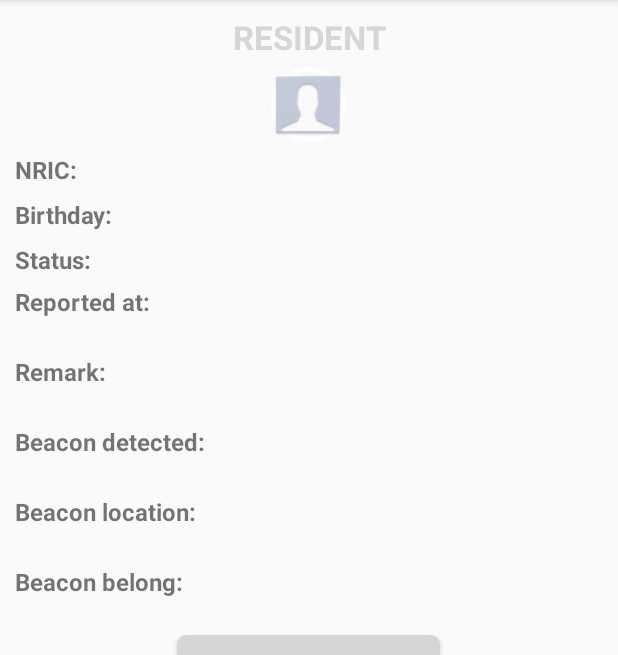
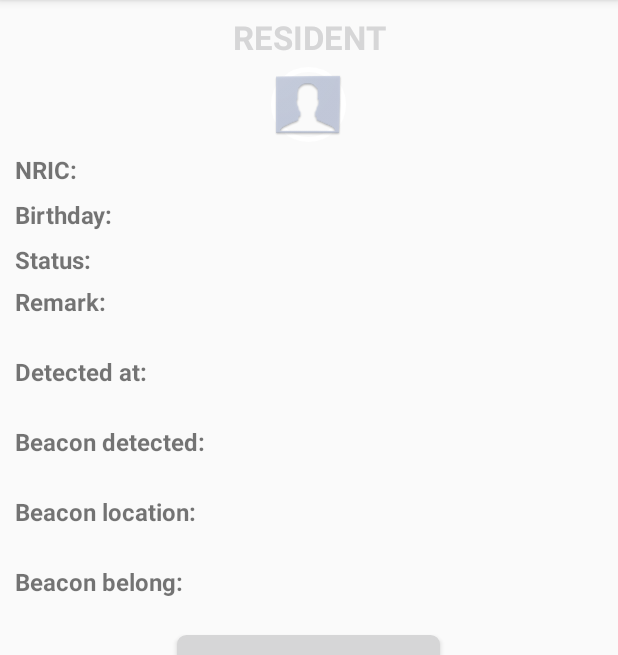
Before and after one commit to qinjie/WeTrack-Android, an Android app: the ResidentDetailActivity screen opened directly, with no data from a screen before it, on a phone screen of 412 x 824 dp, the part 84-739 px from its top. Run offline under Robolectric (Android 15) with nearby library versions, the phone set to English and light mode, and no system bars; our stand-ins replace ButterKnife.

Commit message:
change resident detail display

```diff
--- a/app/build.gradle
+++ b/app/build.gradle
@@ -22,7 +22,7 @@ android {
         applicationId "edu.np.ece.wetrack"
         minSdkVersion 21
         targetSdkVersion 25
-        versionCode 14
+        versionCode 15
         versionName "3.9"
         testInstrumentationRunner "android.support.test.runner.AndroidJUnitRunner"
     }
--- a/app/src/main/AndroidManifest.xml
+++ b/app/src/main/AndroidManifest.xml
@@ -4,7 +4,8 @@
 
     <uses-permission android:name="android.permission.INTERNET" />
     <uses-permission android:name="android.permission.ACCESS_FINE_LOCATION" />
-    <uses-permission android:name="android.permission.ACCESS_COARSE_LOCATION" />
+    <uses-permission android:name="android.permission.ACCESS_COARSE_LOCATION"
+        android:maxSdkVersion="22"/>
     <uses-permission android:name="android.permission.BLUETOOTH" />
     <uses-permission android:name="android.permission.BLUETOOTH_ADMIN" />
     <uses-permission android:name="android.permission.ACCESS_NETWORK_STATE" />
--- a/app/src/main/res/layout/activity_resident_detail.xml
+++ b/app/src/main/res/layout/activity_resident_detail.xml
@@ -233,22 +233,6 @@
                             android:textSize="18sp" />
                     </LinearLayout>
 
-                    <TextView
-                        android:layout_width="match_parent"
-                        android:layout_height="wrap_content"
-                        android:gravity="start"
-                        android:text="Reported at:"
-                        android:textSize="16sp"
-                        android:textStyle="bold" />
-
-                    <TextView
-                        android:id="@+id/reportedAt"
-                        android:layout_width="match_parent"
-                        android:layout_height="wrap_content"
-                        android:layout_marginStart="10dp"
-                        android:gravity="start"
-                        android:textColor="@color/md_black_1000"
-                        android:textSize="18sp" />
 
                     <TextView
                         android:layout_width="match_parent"
@@ -267,6 +251,24 @@
                         android:scrollbars="vertical"
                         android:textColor="@color/md_black_1000"
                         android:textSize="18sp" />
+
+
+                    <TextView
+                        android:layout_width="match_parent"
+                        android:layout_height="wrap_content"
+                        android:gravity="start"
+                        android:text="Detected at:"
+                        android:textSize="16sp"
+                        android:textStyle="bold" />
+
+                    <TextView
+                        android:id="@+id/reportedAt"
+                        android:layout_width="match_parent"
+                        android:layout_height="wrap_content"
+                        android:gravity="start"
+                        android:textColor="@color/md_black_1000"
+                        android:textSize="18sp" />
+
 
                     <TextView
                         android:layout_width="match_parent"
```
Also changed, not shown: app/src/main/java/edu/np/ece/wetrack/ResidentDetailActivity.java (+26 -9 lines).
